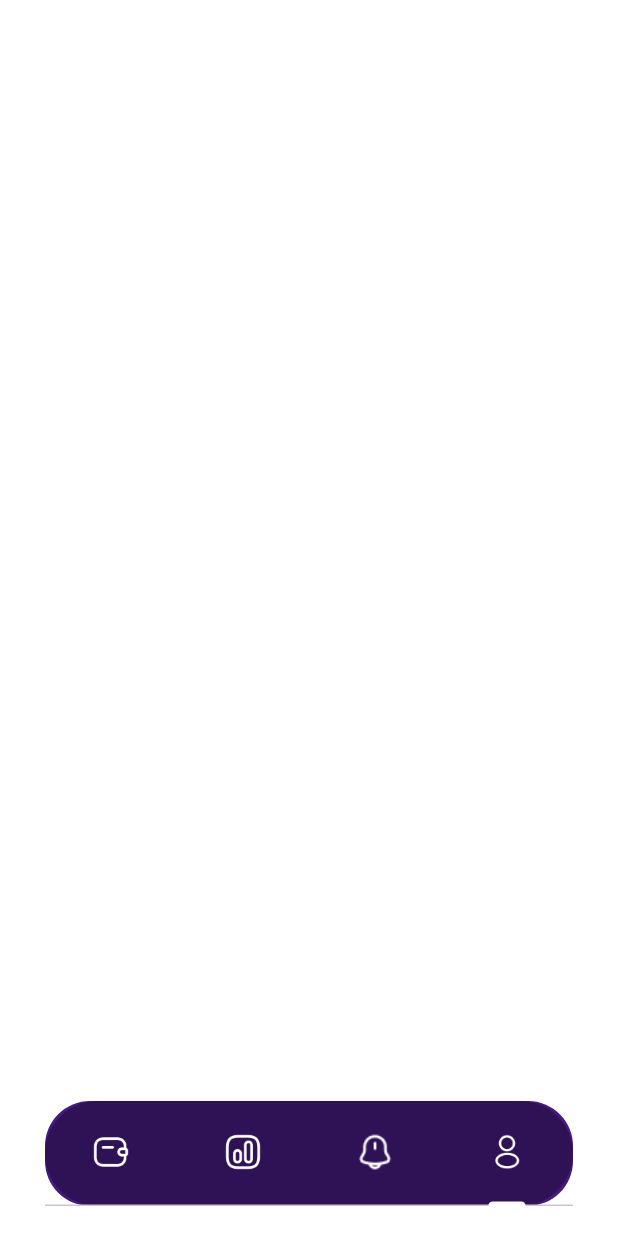
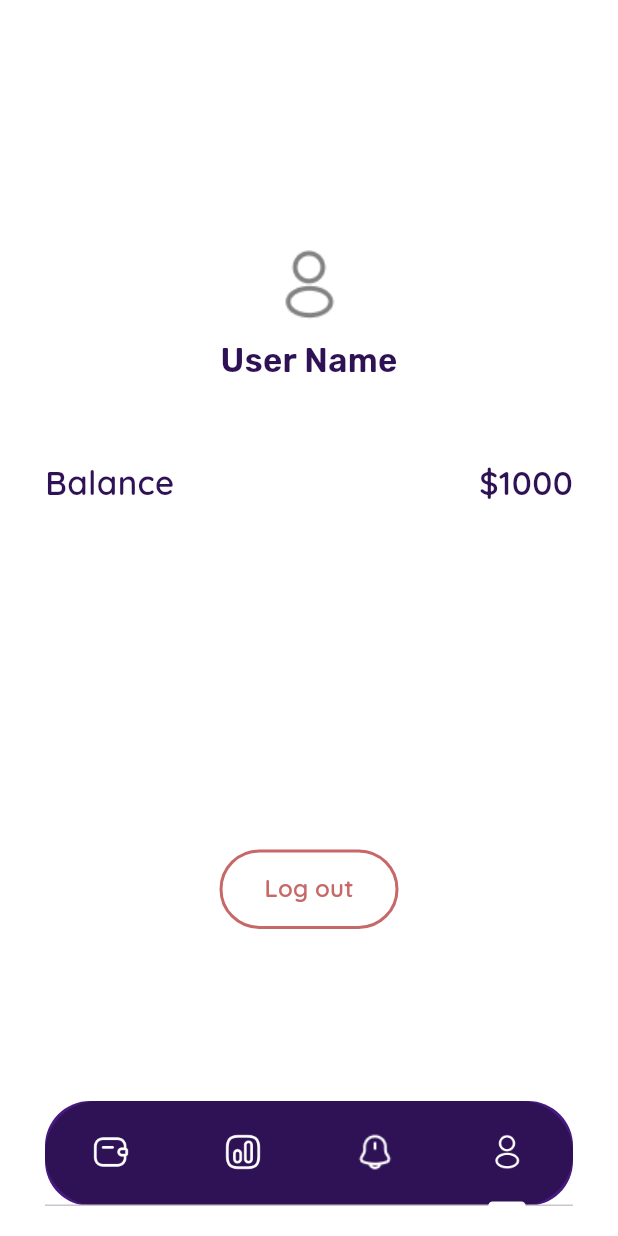
Before and after one commit to Jedybox/jetbucks, a Flutter app: the HomePage screen opened by its route, item 4 of the bottom bar chosen, on a phone screen of 412 x 824 dp. Run offline on Flutter 3.47's test engine with Material 3 defaults, Android fonts, the light colour scheme and no system bars; our stand-ins replace connectivity_plus, dio, google_fonts, localstorage.

Commit message:
Implement account tab UI and integrate it into the home page

```diff
--- a/lib/screens/homepage.dart
+++ b/lib/screens/homepage.dart
@@ -2,6 +2,7 @@ import 'package:flutter/material.dart';
 import 'package:google_fonts/google_fonts.dart';
 
 import 'package:jetbucks/tabs/walletTab.dart';
+import 'package:jetbucks/tabs/accountTab.dart';
 
 class HomePage extends StatefulWidget {
   const HomePage({super.key});
@@ -58,16 +59,7 @@ class _HomePageState extends State<HomePage>
             ),
           ),
           // Account Page
-          Center(
-            child: Text(
-              "Account",
-              style: GoogleFonts.poppins(
-                fontSize: 30,
-                fontWeight: FontWeight.w600,
-                color: Colors.white,
-              ),
-            ),
-          ),
+          accountTab(context: context),
         ],
       ),
       bottomNavigationBar: Container(
--- a/lib/screens/loginpage.dart
+++ b/lib/screens/loginpage.dart
@@ -22,7 +22,7 @@ class _LoginPageState extends State<LoginPage> {
   final TextEditingController usernameController = TextEditingController();
   final TextEditingController passwordController = TextEditingController();
 
-  bool isPasswordVisible = false;
+  bool _passwordIsNotVisible = true;
 
   Future<void> checkConnectivity() async {
     var connectivityResult = await Connectivity().checkConnectivity();
@@ -35,6 +35,7 @@ class _LoginPageState extends State<LoginPage> {
   }
 
   Future<void> _validateFormAndLogin() async {
+    print('Validating form...');
     final isValid = _formKey.currentState!.validate();
 
     showDialog(
@@ -99,7 +100,8 @@ class _LoginPageState extends State<LoginPage> {
         final username = localStorage.getItem('username');
         final password = localStorage.getItem('password');
 
-        if (username == null && password == null) {
+        if ((username == null && password == null) ||
+            (username == '' && password == '')) {
           Navigator.of(context).pop(); // Close loading dialog
           return;
         }
@@ -185,7 +187,7 @@ class _LoginPageState extends State<LoginPage> {
                   const SizedBox(height: 10),
                   TextFormField(
                     controller: passwordController,
-                    obscureText: isPasswordVisible,
+                    obscureText: _passwordIsNotVisible,
                     validator: (value) {
                       if (value == null || value.isEmpty) {
                         return 'Please enter your password';
@@ -215,11 +217,11 @@ class _LoginPageState extends State<LoginPage> {
                       suffixIcon: IconButton(
                         onPressed: () {
                           setState(() {
-                            isPasswordVisible = !isPasswordVisible;
+                            _passwordIsNotVisible = !_passwordIsNotVisible;
                           });
                         },
                         icon: Icon(
-                          isPasswordVisible
+                          _passwordIsNotVisible
                               ? Icons.visibility_off
                               : Icons.visibility,
                           color: Colors.grey[600],
--- /dev/null
+++ b/lib/tabs/accountTab.dart
@@ -0,0 +1,98 @@
+import 'package:flutter/material.dart';
+import 'package:google_fonts/google_fonts.dart';
+import 'package:localstorage/localstorage.dart';
+
+Padding accountTab({required BuildContext context}) {
+  return Padding(
+    padding: const EdgeInsets.fromLTRB(30, 50, 30, 0),
+    child: Column(
+      mainAxisAlignment: MainAxisAlignment.spaceAround,
+      children: <Widget>[
+        Container(
+          clipBehavior: Clip.none,
+          width: double.infinity,
+          child: Column(
+            children: [
+              Center(
+                child: Column(
+                  children: [
+                    Image.asset(
+                      'assets/logos/profile.png',
+                      width: 50,
+                      height: 50,
+                      fit: BoxFit.cover,
+                    ),
+                    SizedBox(height: 10),
+                    Text(
+                      "User Name",
+                      style: TextStyle(
+                        fontSize: 22,
+                        fontFamily: 'Rubik',
+                        fontWeight: FontWeight.w600,
+                        color: Color.fromARGB(255, 47, 17, 85),
+                      ),
+                    ),
+                  ],
+                ),
+              ),
+              SizedBox(height: 50),
+              Row(
+                mainAxisAlignment: MainAxisAlignment.spaceBetween,
+                children: [
+                  Text(
+                    "Balance",
+                    style: TextStyle(
+                      fontSize: 22,
+                      fontFamily: GoogleFonts.quicksand().fontFamily,
+                      fontWeight: FontWeight.w600,
+                      color: Color.fromARGB(255, 47, 17, 85),
+                    ),
+                  ),
+                  Text(
+                    "\$1000",
+                    style: TextStyle(
+                      fontSize: 22,
+                      fontFamily: GoogleFonts.quicksand().fontFamily,
+                      fontWeight: FontWeight.w600,
+                      color: Color.fromARGB(255, 47, 17, 85),
+                    ),
+                  ),
+                ],
+              ),
+            ],
+          ),
+        ),
+        OutlinedButton(
+          onPressed: () {
+            // Handle button press
+            localStorage.setItem('username', '');
+            localStorage.setItem('password', '');
+
+            Navigator.pushReplacementNamed(context, '/login');
+          },
+          style: OutlinedButton.styleFrom(
+            side: BorderSide(
+              color: Color.fromARGB(255, 199, 103, 103),
+              width: 2,
+            ),
+            shape: RoundedRectangleBorder(
+              borderRadius: BorderRadius.circular(30),
+            ),
+            backgroundColor: Colors.white,
+
+            padding: EdgeInsets.symmetric(vertical: 15, horizontal: 30),
+          ),
+          child: Text(
+            "Log out",
+            style: TextStyle(
+              fontSize: 16,
+              fontFamily: GoogleFonts.quicksand().fontFamily,
+              fontWeight: FontWeight.w600,
+              color: Color.fromARGB(255, 199, 103, 103),
+            ),
+          ),
+        ),
+      ],
+    ),
+  );
+}
```
Also changed, not shown: 1 other file.
